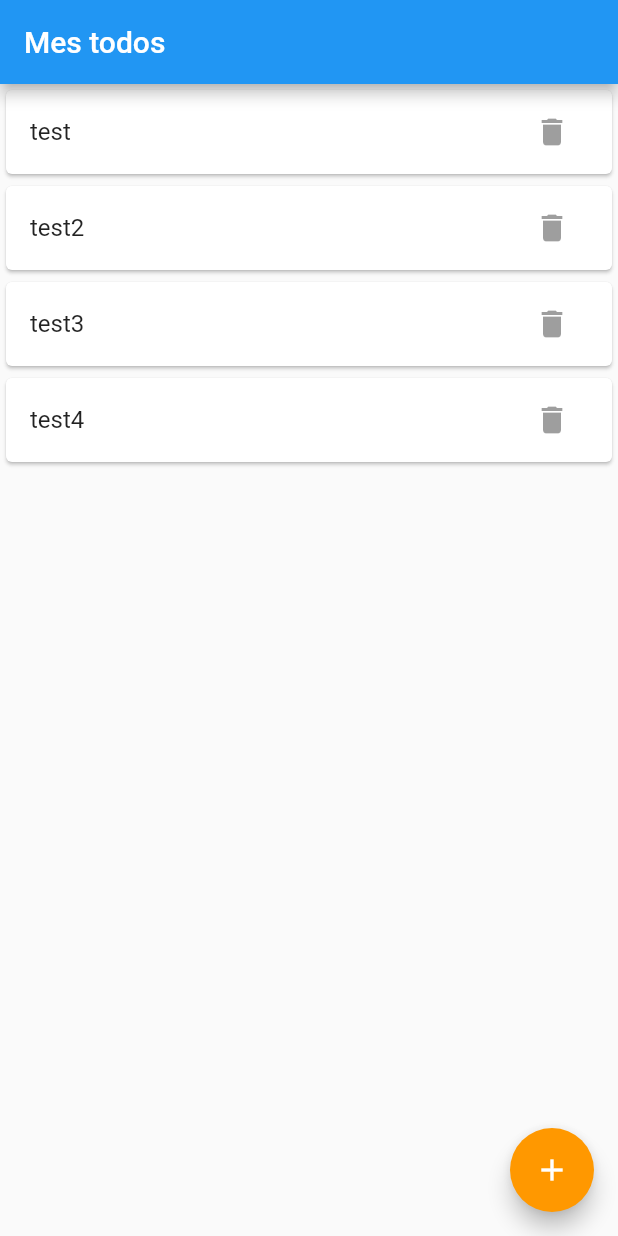
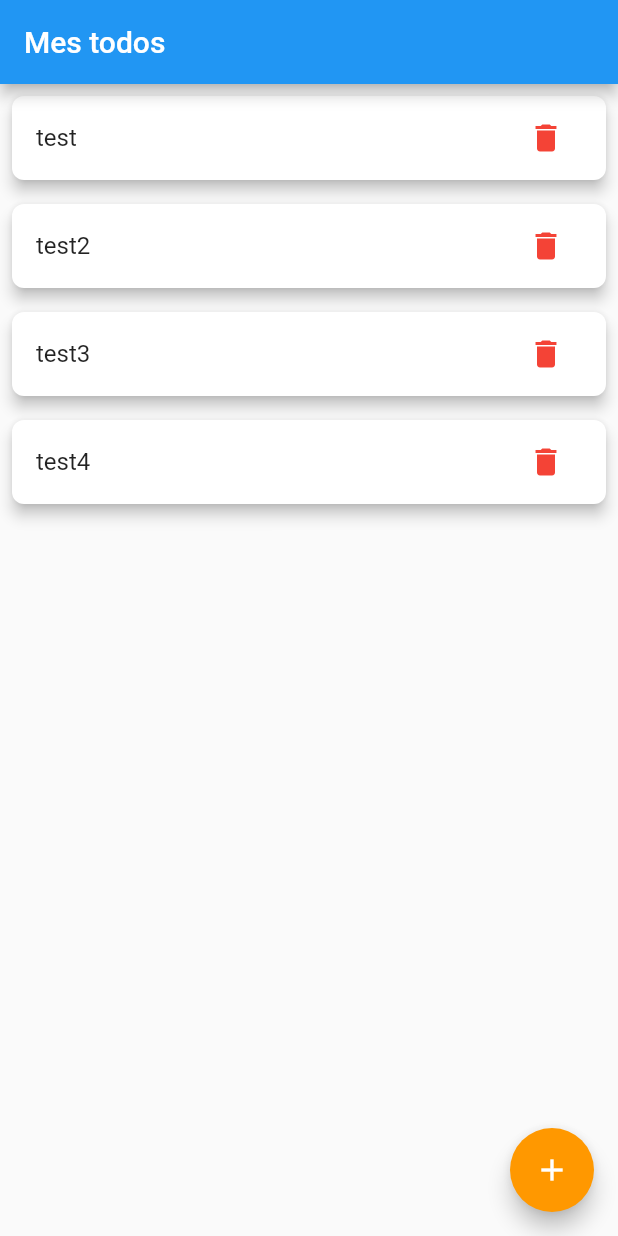
Before and after one commit to zKheyl/flutter-todolist, a Flutter app: the screen it shows after launch, on a phone screen of 412 x 824 dp. Run offline on Flutter 3.47's test engine with Material 2 defaults, Android fonts, the phone set to English and light mode, and no system bars.

Commit message:
Fixed a bug where items weren't dismissed properly. they can now be dismissed by : -swiping to the right -tap on the delete button

```diff
--- a/lib/main.dart
+++ b/lib/main.dart
@@ -51,8 +51,9 @@ class _MyHomePageState extends State<MyHomePage> {
         ),
         floatingActionButton: FloatingActionButton(
           onPressed: (){
-            showDialog(context: context, builder:
-                (BuildContext context){
+            showDialog(
+                context: context,
+                builder: (BuildContext context) {
                   return AlertDialog(
                     title: Text("Ajouter une tâche"),
                     content: TextField(
@@ -65,6 +66,7 @@ class _MyHomePageState extends State<MyHomePage> {
                                     setState(() {
                                       todos.add(input);
                                 });
+                                    Navigator.of(context).pop();
                       }, child: Text("Ajouter"))
                     ]
                   );
@@ -77,12 +79,34 @@ class _MyHomePageState extends State<MyHomePage> {
         ),
         body: ListView.builder(itemCount: todos.length,
             itemBuilder: (BuildContext context, int index){
-              return Dismissible(key: Key(todos[index]), child: Card(
+              return Dismissible(key: Key(todos[index]),
+                  direction: DismissDirection.startToEnd,
+                  child: Card(
+                    elevation: 4,
+                    margin: EdgeInsets.all(8),
+                    shape: RoundedRectangleBorder(borderRadius:
+                    BorderRadius.circular(8)),
                 child: ListTile(
                   title: Text(todos[index]),
-                  trailing: IconButton(icon: Icon(Icons.delete)),
+                  trailing: IconButton
+                    (icon: Icon(
+                      Icons.delete,
+                      color: Colors.red,
+                    ),
+                      onPressed: () {
+                      setState(() {
+                        todos.removeAt(index);
+                      });
+                    },
+                  ),
                 ),
-              ));
+              ),
+                onDismissed: (direction) {
+                  if(direction == DismissDirection.startToEnd){
+                    todos.removeAt(index);
+                  }
+                },
+              );
             }),
       );
   }
```
